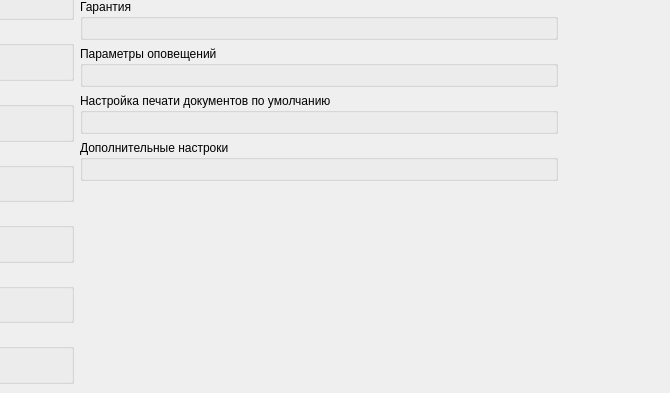
Qt form widgets/settingstabwidgets/ssettingspageglobal.ui (solderercb/snap_crm) before a commit; both pictures show x 413 to 1083 and y 104 to 497 of the 1083 by 497 pixel window.
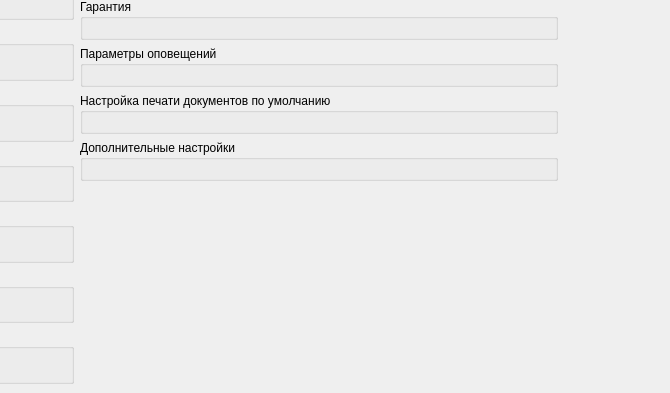
The same form after that commit.

Commit message: В релизе включено меню Настройки; параметрам вкладки настроек заданы дружелюбные названия (для русской локализации); виджеты параметров, сохранение которых еще не реализовано, выключены (например, настройка цветов, настройка телефонии); реализована настройка принтеров (в т. ч. ранее добавленный третий тип POS-принтер для печати квитанции к картриджам на чековой ленте); вкладка предусматривает изменение параметров, расширяющих функционал системы по сравнению с АСЦ.

Patch:
```diff
--- a/widgets/settingstabwidgets/ssettingspageglobal.ui
+++ b/widgets/settingstabwidgets/ssettingspageglobal.ui
@@ -364,7 +364,7 @@
             </sizepolicy>
            </property>
            <property name="title">
-            <string>Дополнительные настроки</string>
+            <string>Дополнительные настройки</string>
            </property>
            <layout class="QGridLayout" name="gridLayout_16">
             <item row="0" column="0">
```
The commit also changes 15 other files.
